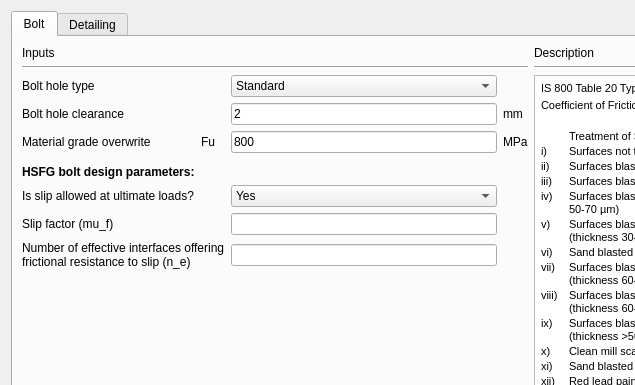
Before: the Qt Designer form Connections/Shear/SeatedAngle/design_preferences.ui in GreatDevelopers/osdag-core, drawn with Qt 5; both pictures show x 0 to 635 and y 0 to 385 of the 822 by 466 pixel window.
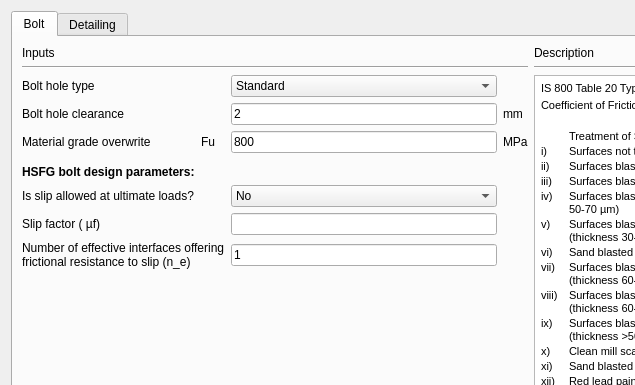
After: the same form once the commit is applied. The open tabs and pages were chosen to show the change.

Commit message: Fix: change in design_pref gui

The edit to the form file:
```diff
--- a/Connections/Shear/SeatedAngle/design_preferences.ui
+++ b/Connections/Shear/SeatedAngle/design_preferences.ui
@@ -335,7 +335,7 @@
          </property>
          <item>
           <property name="text">
-           <string>Yes</string>
+           <string>No</string>
           </property>
          </item>
          <item>
@@ -348,7 +348,7 @@
        <item row="8" column="0">
         <widget class="QLabel" name="label_10">
          <property name="text">
-          <string>Slip factor (mu_f)</string>
+          <string>Slip factor ( µf)</string>
          </property>
         </widget>
        </item>
@@ -373,7 +373,7 @@
        <item row="9" column="4">
         <widget class="QLineEdit" name="txt_frictional_resistance">
          <property name="text">
-          <string/>
+          <string>1</string>
          </property>
          <property name="alignment">
           <set>Qt::AlignLeading|Qt::AlignLeft|Qt::AlignVCenter</set>
```
Left out of the diff: 6 changed lines with no effect on the pictures.
